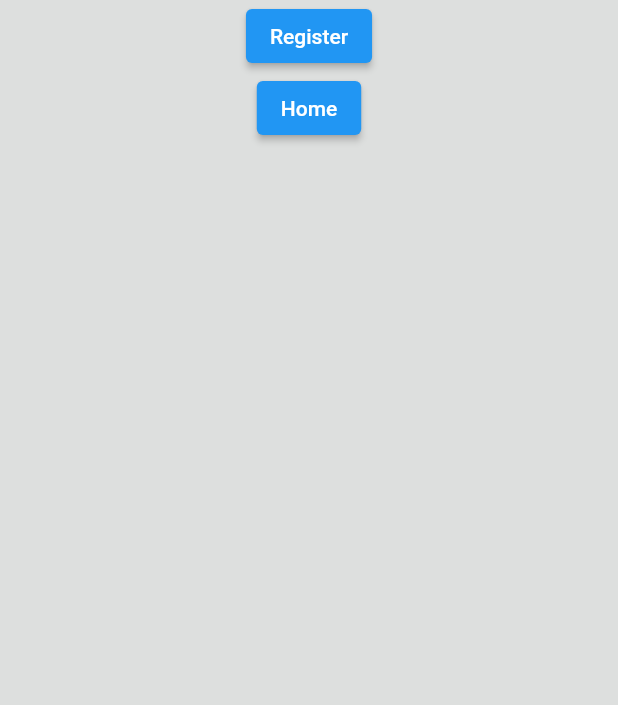
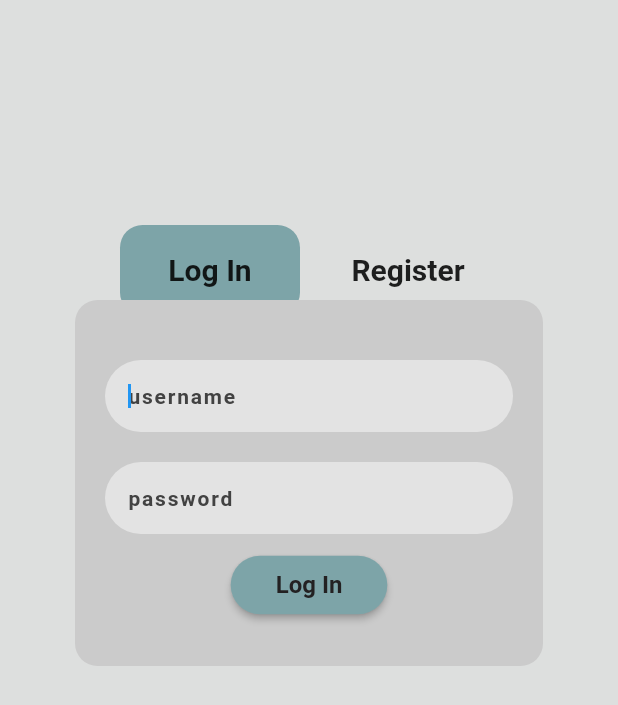
Before and after one commit to RogueTea/HCIGreenTravel, a Flutter app: the screen it shows after launch, on a phone screen of 412 x 824 dp. Shown: the top 705 px of the screen. Run offline on Flutter 3.47's test engine with Material 2 defaults, Android fonts, the phone set to English and light mode, and no system bars.

Commit message:
Made log in page

```diff
--- a/flutter_application/lib/main.dart
+++ b/flutter_application/lib/main.dart
@@ -22,28 +22,114 @@
   ));
 }
 
+class TextBoxInput extends StatelessWidget {
+  final String _title;
+  //final Object _controller;
+  TextBoxInput(this._title);
+
+  @override
+  Widget build(BuildContext context) {
+    return Container(
+        padding: EdgeInsets.fromLTRB(15.0, 0.0, 10.0, 0.0),
+        margin: EdgeInsets.fromLTRB(10, 10, 10, 10),
+        decoration: BoxDecoration(
+                      color: Color(0xffE3E3E3),
+                      borderRadius: BorderRadius.circular(30),
+                    ),
+        child: TextField(
+            autofocus: true,
+            obscureText: false,
+            style: TextStyle(
+              color: Color(0xff424242),
+              fontWeight: FontWeight.bold,
+              fontSize: 14,
+              letterSpacing: 1.2,
+            ),
+            decoration: InputDecoration(
+              border: InputBorder.none,
+              hintText: _title,
+              hintStyle: TextStyle(
+                  color: Color(0xff424242),
+                  fontWeight: FontWeight.bold,
+                  fontSize: 14,
+                  letterSpacing: 1.2),
+
+            )));
+  }
+}
+
+
 class LoginPage extends StatelessWidget {
   @override
   Widget build(BuildContext context) {
     return Scaffold(
       backgroundColor: Color(0xffDDDFDE),
-      body: Center(
-            child: Column(
+      body: SingleChildScrollView(
+        child:Stack(
+        children: [
+          Positioned(
+                    top: 150,
+                    left: 80,
+                    height:60,
+                    width: 120,
+                    child: Container(
+                  alignment: Alignment.center,
+                  decoration: BoxDecoration(
+                      color: Color(0xff7DA4A8),
+                      borderRadius: BorderRadius.circular(15),
+                    ),
+                  child:Text("Log In",
+                    style: TextStyle(
+                      fontSize: 20,
+                      fontWeight: FontWeight.bold,)))
+                ),
+          Positioned(
+                    top: 150,
+                    right: 80,
+                    height:60,
+                    width: 120,
+                    child: Container(
+                  alignment: Alignment.center,
+                  decoration: BoxDecoration(
+                      color: Color(0xffDDDFDE),
+                      borderRadius: BorderRadius.circular(15),
+                    ),
+                  child:Text("Register",
+                    style: TextStyle(
+                      fontSize: 20,
+                      fontWeight: FontWeight.bold,)))
+                ),
+            Container(
+              margin: EdgeInsets.fromLTRB(50, 200, 50, 200),
+              padding: EdgeInsets.fromLTRB(10.0, 30, 10, 30),
+              alignment: Alignment.center,
+              decoration: BoxDecoration(
+                  color: Color(0xffCBCBCB),
+                  borderRadius: BorderRadius.circular(15),
+              ),
+              child: Column(
           children: <Widget>[
-            ElevatedButton(
-              child: Text("Register"),
-              onPressed: () {
-                Navigator.pushNamed(context, '/register');
-              },
-            ),
-            ElevatedButton(
-              child: Text("Home"),
+            TextBoxInput("username"),
+            TextBoxInput("password"),
+           ElevatedButton(
+              child: Text("Log In", style: TextStyle(
+                fontSize: 16,
+                color: Color(0xff232122),
+                fontWeight: FontWeight.bold)),
+              style: ElevatedButton.styleFrom(
+                padding:EdgeInsets.fromLTRB(30, 10, 30, 10),
+                primary: Color(0xff7DA4A8),
+                shadowColor: Colors.black,
+                shape: RoundedRectangleBorder(
+                  borderRadius: BorderRadius.circular(20),)),
               onPressed: () {
                 Navigator.pushNamed(context, '/home');
               },
-            )
+            ),
           ],
-        )));
+        )
+            )],
+            )));
   }
 }
 
```
